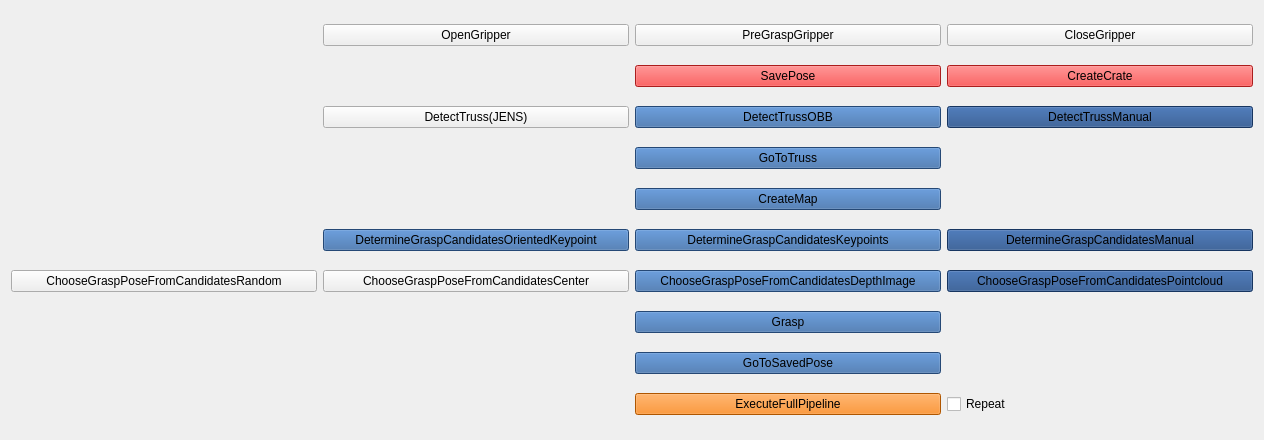
Old version of the form rqt_user_interface/resource/rqt.ui in the repository LuukvandenBent/learning_approach_to_robotic_grasping_of_vine_tomatoes.
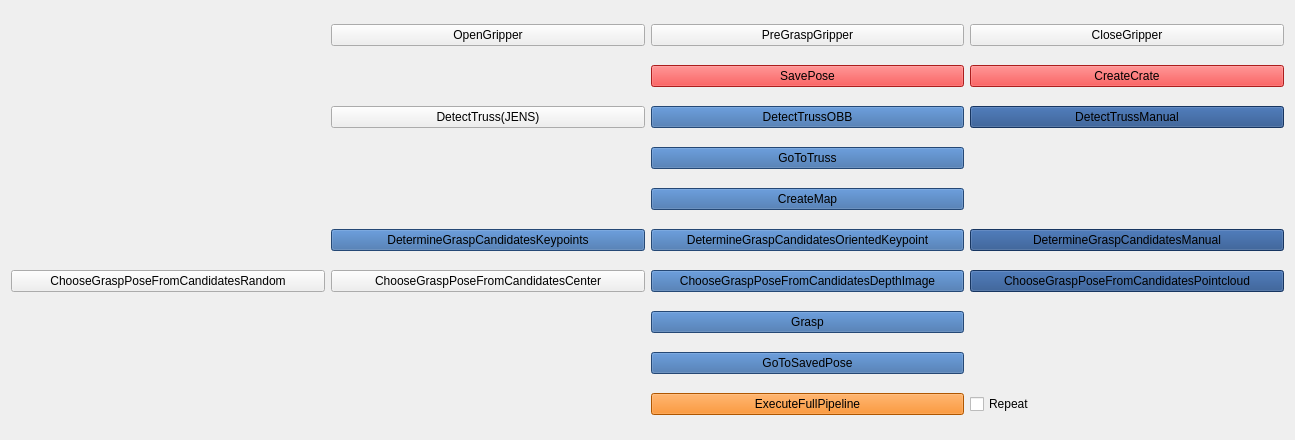
New version of the form.

Commit message: Update GUI with the right order

Diff of the .ui file:
```diff
--- a/rqt_user_interface/resource/rqt.ui
+++ b/rqt_user_interface/resource/rqt.ui
@@ -6,7 +6,7 @@
    <rect>
     <x>0</x>
     <y>0</y>
-    <width>1264</width>
+    <width>1295</width>
     <height>440</height>
    </rect>
   </property>
@@ -3642,455 +3642,6 @@
      </property>
     </widget>
    </item>
-   <item row="8" column="2">
-    <widget class="QPushButton" name="DetermineGraspCandidatesKeypoints">
-     <property name="palette">
-      <palette>
-       <active>
-        <colorrole role="WindowText">
-         <brush brushstyle="SolidPattern">
-          <color alpha="255">
-           <red>0</red>
-           <green>0</green>
-           <blue>0</blue>
-          </color>
-         </brush>
-        </colorrole>
-        <colorrole role="Button">
-         <brush brushstyle="SolidPattern">
-          <color alpha="255">
-           <red>52</red>
-           <green>101</green>
-           <blue>164</blue>
-          </color>
-         </brush>
-        </colorrole>
-        <colorrole role="Light">
-         <brush brushstyle="SolidPattern">
-          <color alpha="255">
-           <red>78</red>
-           <green>152</green>
-           <blue>246</blue>
-          </color>
-         </brush>
-        </colorrole>
-        <colorrole role="Midlight">
-         <brush brushstyle="SolidPattern">
-          <color alpha="255">
-           <red>65</red>
-           <green>126</green>
-           <blue>205</blue>
-          </color>
-         </brush>
-        </colorrole>
-        <colorrole role="Dark">
-         <brush brushstyle="SolidPattern">
-          <color alpha="255">
-           <red>26</red>
-           <green>50</green>
-           <blue>82</blue>
-          </color>
-         </brush>
-        </colorrole>
-        <colorrole role="Mid">
-         <brush brushstyle="SolidPattern">
-          <color alpha="255">
-           <red>34</red>
-           <green>67</green>
-           <blue>109</blue>
-          </color>
-         </brush>
-        </colorrole>
-        <colorrole role="Text">
-         <brush brushstyle="SolidPattern">
-          <color alpha="255">
-           <red>0</red>
-           <green>0</green>
-           <blue>0</blue>
-          </color>
-         </brush>
-        </colorrole>
-        <colorrole role="BrightText">
-         <brush brushstyle="SolidPattern">
-          <color alpha="255">
-           <red>255</red>
-           <green>255</green>
-           <blue>255</blue>
-          </color>
-         </brush>
-        </colorrole>
-        <colorrole role="ButtonText">
-         <brush brushstyle="SolidPattern">
-          <color alpha="255">
-           <red>0</red>
-           <green>0</green>
-           <blue>0</blue>
-          </color>
-         </brush>
-        </colorrole>
-        <colorrole role="Base">
-         <brush brushstyle="SolidPattern">
-          <color alpha="255">
-           <red>255</red>
-           <green>255</green>
-           <blue>255</blue>
-          </color>
-         </brush>
-        </colorrole>
-        <colorrole role="Window">
-         <brush brushstyle="SolidPattern">
-          <color alpha="255">
-           <red>52</red>
-           <green>101</green>
-           <blue>164</blue>
-          </color>
-         </brush>
-        </colorrole>
-        <colorrole role="Shadow">
-         <brush brushstyle="SolidPattern">
-          <color alpha="255">
-           <red>0</red>
-           <green>0</green>
-           <blue>0</blue>
-          </color>
-         </brush>
-        </colorrole>
-        <colorrole role="AlternateBase">
-         <brush brushstyle="SolidPattern">
-          <color alpha="255">
-           <red>153</red>
-           <green>178</green>
-           <blue>209</blue>
-          </color>
-         </brush>
-        </colorrole>
-        <colorrole role="ToolTipBase">
-         <brush brushstyle="SolidPattern">
-          <color alpha="255">
-           <red>255</red>
-           <green>255</green>
-           <blue>220</blue>
-          </color>
-         </brush>
-        </colorrole>
-        <colorrole role="ToolTipText">
-         <brush brushstyle="SolidPattern">
-          <color alpha="255">
-           <red>0</red>
-           <green>0</green>
-           <blue>0</blue>
-          </color>
-         </brush>
-        </colorrole>
-        <colorrole role="PlaceholderText">
-         <brush brushstyle="SolidPattern">
-          <color alpha="128">
-           <red>0</red>
-           <green>0</green>
-           <blue>0</blue>
-          </color>
-         </brush>
-        </colorrole>
-       </active>
-       <inactive>
-        <colorrole role="WindowText">
-         <brush brushstyle="SolidPattern">
-          <color alpha="255">
-           <red>0</red>
-           <green>0</green>
-           <blue>0</blue>
-          </color>
-         </brush>
-        </colorrole>
-        <colorrole role="Button">
-         <brush brushstyle="SolidPattern">
-          <color alpha="255">
-           <red>52</red>
-           <green>101</green>
-           <blue>164</blue>
-          </color>
-         </brush>
-        </colorrole>
-        <colorrole role="Light">
-         <brush brushstyle="SolidPattern">
-          <color alpha="255">
-           <red>78</red>
-           <green>152</green>
-           <blue>246</blue>
-          </color>
-         </brush>
-        </colorrole>
-        <colorrole role="Midlight">
-         <brush brushstyle="SolidPattern">
-          <color alpha="255">
-           <red>65</red>
-           <green>126</green>
-           <blue>205</blue>
-          </color>
-         </brush>
-        </colorrole>
-        <colorrole role="Dark">
-         <brush brushstyle="SolidPattern">
-          <color alpha="255">
-           <red>26</red>
-           <green>50</green>
-           <blue>82</blue>
-          </color>
-         </brush>
-        </colorrole>
-        <colorrole role="Mid">
-         <brush brushstyle="SolidPattern">
-          <color alpha="255">
-           <red>34</red>
-           <green>67</green>
-           <blue>109</blue>
-          </color>
-         </brush>
-        </colorrole>
-        <colorrole role="Text">
-         <brush brushstyle="SolidPattern">
-          <color alpha="255">
-           <red>0</red>
-           <green>0</green>
-           <blue>0</blue>
-          </color>
-         </brush>
-        </colorrole>
-        <colorrole role="BrightText">
-         <brush brushstyle="SolidPattern">
-          <color alpha="255">
-           <red>255</red>
-           <green>255</green>
-           <blue>255</blue>
-          </color>
-         </brush>
-        </colorrole>
-        <colorrole role="ButtonText">
-         <brush brushstyle="SolidPattern">
-          <color alpha="255">
-           <red>0</red>
-           <green>0</green>
-           <blue>0</blue>
-          </color>
-         </brush>
-        </colorrole>
-        <colorrole role="Base">
-         <brush brushstyle="SolidPattern">
-          <color alpha="255">
-           <red>255</red>
-           <green>255</green>
-           <blue>255</blue>
-          </color>
-         </brush>
-        </colorrole>
-        <colorrole role="Window">
-         <brush brushstyle="SolidPattern">
-          <color alpha="255">
-           <red>52</red>
-           <green>101</green>
-           <blue>164</blue>
-          </color>
-         </brush>
-        </colorrole>
-        <colorrole role="Shadow">
-         <brush brushstyle="SolidPattern">
-          <color alpha="255">
-           <red>0</red>
-           <green>0</green>
-           <blue>0</blue>
-          </color>
-         </brush>
-        </colorrole>
-        <colorrole role="AlternateBase">
-         <brush brushstyle="SolidPattern">
-          <color alpha="255">
-           <red>153</red>
-           <green>178</green>
-           <blue>209</blue>
-          </color>
-         </brush>
-        </colorrole>
-        <colorrole role="ToolTipBase">
-         <brush brushstyle="SolidPattern">
-          <color alpha="255">
-           <red>255</red>
-           <green>255</green>
-           <blue>220</blue>
-          </color>
-         </brush>
-        </colorrole>
-        <colorrole role="ToolTipText">
-         <brush brushstyle="SolidPattern">
-          <color alpha="255">
-           <red>0</red>
-           <green>0</green>
-           <blue>0</blue>
-          </color>
-         </brush>
-        </colorrole>
-        <colorrole role="PlaceholderText">
-         <brush brushstyle="SolidPattern">
-          <color alpha="128">
-           <red>0</red>
-           <green>0</green>
-           <blue>0</blue>
-          </color>
-         </brush>
-        </colorrole>
-       </inactive>
-       <disabled>
-        <colorrole role="WindowText">
-         <brush brushstyle="SolidPattern">
-          <color alpha="255">
-           <red>26</red>
-           <green>50</green>
-           <blue>82</blue>
-          </color>
-         </brush>
-        </colorrole>
-        <colorrole role="Button">
-         <brush brushstyle="SolidPattern">
-          <color alpha="255">
-           <red>52</red>
-           <green>101</green>
-           <blue>164</blue>
-          </color>
-         </brush>
-        </colorrole>
-        <colorrole role="Light">
-         <brush brushstyle="SolidPattern">
-          <color alpha="255">
-           <red>78</red>
-           <green>152</green>
-           <blue>246</blue>
-          </color>
-         </brush>
-        </colorrole>
-        <colorrole role="Midlight">
-         <brush brushstyle="SolidPattern">
-          <color alpha="255">
-           <red>65</red>
-           <green>126</green>
-           <blue>205</blue>
-          </color>
-         </brush>
-        </colorrole>
-        <colorrole role="Dark">
-         <brush brushstyle="SolidPattern">
-          <color alpha="255">
-           <red>26</red>
-           <green>50</green>
-           <blue>82</blue>
-          </color>
-         </brush>
-        </colorrole>
-        <colorrole role="Mid">
-         <brush brushstyle="SolidPattern">
-          <color alpha="255">
-           <red>34</red>
-           <green>67</green>
-           <blue>109</blue>
-          </color>
-         </brush>
-        </colorrole>
-        <colorrole role="Text">
-         <brush brushstyle="SolidPattern">
-          <color alpha="255">
-           <red>26</red>
-           <green>50</green>
-           <blue>82</blue>
-          </color>
-         </brush>
-        </colorrole>
-        <colorrole role="BrightText">
-         <brush brushstyle="SolidPattern">
-          <color alpha="255">
-           <red>255</red>
-           <green>255</green>
-           <blue>255</blue>
-          </color>
-         </brush>
-        </colorrole>
-        <colorrole role="ButtonText">
-         <brush brushstyle="SolidPattern">
-          <color alpha="255">
-           <red>26</red>
-           <green>50</green>
-           <blue>82</blue>
-          </color>
-         </brush>
-        </colorrole>
-        <colorrole role="Base">
-         <brush brushstyle="SolidPattern">
-          <color alpha="255">
-           <red>52</red>
-           <green>101</green>
-           <blue>164</blue>
-          </color>
-         </brush>
-        </colorrole>
-        <colorrole role="Window">
-         <brush brushstyle="SolidPattern">
-          <color alpha="255">
-           <red>52</red>
-           <green>101</green>
-           <blue>164</blue>
-          </color>
-         </brush>
-        </colorrole>
-        <colorrole role="Shadow">
-         <brush brushstyle="SolidPattern">
-          <color alpha="255">
-           <red>0</red>
-           <green>0</green>
-           <blue>0</blue>
-          </color>
-         </brush>
-        </colorrole>
-        <colorrole role="AlternateBase">
-         <brush brushstyle="SolidPattern">
-          <color alpha="255">
-           <red>52</red>
-           <green>101</green>
-           <blue>164</blue>
-          </color>
-         </brush>
-        </colorrole>
-        <colorrole role="ToolTipBase">
-         <brush brushstyle="SolidPattern">
-          <color alpha="255">
-           <red>255</red>
-           <green>255</green>
-           <blue>220</blue>
-          </color>
-         </brush>
-        </colorrole>
-        <colorrole role="ToolTipText">
-         <brush brushstyle="SolidPattern">
-          <color alpha="255">
-           <red>0</red>
-           <green>0</green>
-           <blue>0</blue>
-          </color>
-         </brush>
-        </colorrole>
-        <colorrole role="PlaceholderText">
-         <brush brushstyle="SolidPattern">
-          <color alpha="128">
-           <red>0</red>
-           <green>0</green>
-           <blue>0</blue>
-          </color>
-         </brush>
-        </colorrole>
-       </disabled>
-      </palette>
-     </property>
-     <property name="text">
-      <string>DetermineGraspCandidatesKeypoints</string>
-     </property>
-    </widget>
-   </item>
    <item row="5" column="2">
     <widget class="QPushButton" name="DetectTrussOBB">
      <property name="palette">
@@ -5915,7 +5466,7 @@
      </property>
     </widget>
    </item>
-   <item row="8" column="1">
+   <item row="8" column="2">
     <widget class="QPushButton" name="DetermineGraspCandidatesOrientedKeypoint">
      <property name="palette">
       <palette>
@@ -6364,6 +5915,455 @@
      </property>
     </widget>
    </item>
+   <item row="8" column="1">
+    <widget class="QPushButton" name="DetermineGraspCandidatesKeypoints">
+     <property name="palette">
+      <palette>
+       <active>
+        <colorrole role="WindowText">
+         <brush brushstyle="SolidPattern">
+          <color alpha="255">
+           <red>0</red>
+           <green>0</green>
+           <blue>0</blue>
+          </color>
+         </brush>
+        </colorrole>
+        <colorrole role="Button">
+         <brush brushstyle="SolidPattern">
+          <color alpha="255">
+           <red>52</red>
+           <green>101</green>
+           <blue>164</blue>
+          </color>
+         </brush>
+        </colorrole>
+        <colorrole role="Light">
+         <brush brushstyle="SolidPattern">
+          <color alpha="255">
+           <red>78</red>
+           <green>152</green>
+           <blue>246</blue>
+          </color>
+         </brush>
+        </colorrole>
+        <colorrole role="Midlight">
+         <brush brushstyle="SolidPattern">
+          <color alpha="255">
+           <red>65</red>
+           <green>126</green>
+           <blue>205</blue>
+          </color>
+         </brush>
+        </colorrole>
+        <colorrole role="Dark">
+         <brush brushstyle="SolidPattern">
+          <color alpha="255">
+           <red>26</red>
+           <green>50</green>
+           <blue>82</blue>
+          </color>
+         </brush>
+        </colorrole>
+        <colorrole role="Mid">
+         <brush brushstyle="SolidPattern">
+          <color alpha="255">
+           <red>34</red>
+           <green>67</green>
+           <blue>109</blue>
+          </color>
+         </brush>
+        </colorrole>
+        <colorrole role="Text">
+         <brush brushstyle="SolidPattern">
+          <color alpha="255">
+           <red>0</red>
+           <green>0</green>
+           <blue>0</blue>
+          </color>
+         </brush>
+        </colorrole>
+        <colorrole role="BrightText">
+         <brush brushstyle="SolidPattern">
+          <color alpha="255">
+           <red>255</red>
+           <green>255</green>
+           <blue>255</blue>
+          </color>
+         </brush>
+        </colorrole>
+        <colorrole role="ButtonText">
+         <brush brushstyle="SolidPattern">
+          <color alpha="255">
+           <red>0</red>
+           <green>0</green>
+           <blue>0</blue>
+          </color>
+         </brush>
+        </colorrole>
+        <colorrole role="Base">
+         <brush brushstyle="SolidPattern">
+          <color alpha="255">
+           <red>255</red>
+           <green>255</green>
+           <blue>255</blue>
+          </color>
+         </brush>
+        </colorrole>
+        <colorrole role="Window">
+         <brush brushstyle="SolidPattern">
+          <color alpha="255">
+           <red>52</red>
+           <green>101</green>
+           <blue>164</blue>
+          </color>
+         </brush>
+        </colorrole>
+        <colorrole role="Shadow">
+         <brush brushstyle="SolidPattern">
+          <color alpha="255">
+           <red>0</red>
+           <green>0</green>
+           <blue>0</blue>
+          </color>
+         </brush>
+        </colorrole>
+        <colorrole role="AlternateBase">
+         <brush brushstyle="SolidPattern">
+          <color alpha="255">
+           <red>153</red>
+           <green>178</green>
+           <blue>209</blue>
+          </color>
+         </brush>
+        </colorrole>
+        <colorrole role="ToolTipBase">
+         <brush brushstyle="SolidPattern">
+          <color alpha="255">
+           <red>255</red>
+           <green>255</green>
+           <blue>220</blue>
+          </color>
+         </brush>
+        </colorrole>
+        <colorrole role="ToolTipText">
+         <brush brushstyle="SolidPattern">
+          <color alpha="255">
+           <red>0</red>
+           <green>0</green>
+           <blue>0</blue>
+          </color>
+         </brush>
+        </colorrole>
+        <colorrole role="PlaceholderText">
+         <brush brushstyle="SolidPattern">
+          <color alpha="128">
+           <red>0</red>
+           <green>0</green>
+           <blue>0</blue>
+          </color>
+         </brush>
+        </colorrole>
+       </active>
+       <inactive>
+        <colorrole role="WindowText">
+         <brush brushstyle="SolidPattern">
+          <color alpha="255">
+           <red>0</red>
+           <green>0</green>
+           <blue>0</blue>
+          </color>
+         </brush>
+        </colorrole>
+        <colorrole role="Button">
+         <brush brushstyle="SolidPattern">
+          <color alpha="255">
+           <red>52</red>
+           <green>101</green>
+           <blue>164</blue>
+          </color>
+         </brush>
+        </colorrole>
+        <colorrole role="Light">
+         <brush brushstyle="SolidPattern">
+          <color alpha="255">
+           <red>78</red>
+           <green>152</green>
+           <blue>246</blue>
+          </color>
+         </brush>
+        </colorrole>
+        <colorrole role="Midlight">
+         <brush brushstyle="SolidPattern">
+          <color alpha="255">
+           <red>65</red>
+           <green>126</green>
+           <blue>205</blue>
+          </color>
+         </brush>
+        </colorrole>
+        <colorrole role="Dark">
+         <brush brushstyle="SolidPattern">
+          <color alpha="255">
+           <red>26</red>
+           <green>50</green>
+           <blue>82</blue>
+          </color>
+         </brush>
+        </colorrole>
+        <colorrole role="Mid">
+         <brush brushstyle="SolidPattern">
+          <color alpha="255">
+           <red>34</red>
+           <green>67</green>
+           <blue>109</blue>
+          </color>
+         </brush>
+        </colorrole>
+        <colorrole role="Text">
+         <brush brushstyle="SolidPattern">
+          <color alpha="255">
+           <red>0</red>
+           <green>0</green>
+           <blue>0</blue>
+          </color>
+         </brush>
+        </colorrole>
+        <colorrole role="BrightText">
+         <brush brushstyle="SolidPattern">
+          <color alpha="255">
+           <red>255</red>
+           <green>255</green>
+           <blue>255</blue>
+          </color>
+         </brush>
+        </colorrole>
+        <colorrole role="ButtonText">
+         <brush brushstyle="SolidPattern">
+          <color alpha="255">
+           <red>0</red>
+           <green>0</green>
+           <blue>0</blue>
+          </color>
+         </brush>
+        </colorrole>
+        <colorrole role="Base">
+         <brush brushstyle="SolidPattern">
+          <color alpha="255">
+           <red>255</red>
+           <green>255</green>
+           <blue>255</blue>
+          </color>
+         </brush>
+        </colorrole>
+        <colorrole role="Window">
+         <brush brushstyle="SolidPattern">
+          <color alpha="255">
+           <red>52</red>
+           <green>101</green>
+           <blue>164</blue>
+          </color>
+         </brush>
+        </colorrole>
+        <colorrole role="Shadow">
+         <brush brushstyle="SolidPattern">
+          <color alpha="255">
+           <red>0</red>
+           <green>0</green>
+           <blue>0</blue>
+          </color>
+         </brush>
+        </colorrole>
+        <colorrole role="AlternateBase">
+         <brush brushstyle="SolidPattern">
+          <color alpha="255">
+           <red>153</red>
+           <green>178</green>
+           <blue>209</blue>
+          </color>
+         </brush>
+        </colorrole>
+        <colorrole role="ToolTipBase">
+         <brush brushstyle="SolidPattern">
+          <color alpha="255">
+           <red>255</red>
+           <green>255</green>
+           <blue>220</blue>
+          </color>
+         </brush>
+        </colorrole>
+        <colorrole role="ToolTipText">
+         <brush brushstyle="SolidPattern">
+          <color alpha="255">
+           <red>0</red>
+           <green>0</green>
+           <blue>0</blue>
+          </color>
+         </brush>
+        </colorrole>
+        <colorrole role="PlaceholderText">
+         <brush brushstyle="SolidPattern">
+          <color alpha="128">
+           <red>0</red>
+           <green>0</green>
+           <blue>0</blue>
+          </color>
+         </brush>
+        </colorrole>
+       </inactive>
+       <disabled>
+        <colorrole role="WindowText">
+         <brush brushstyle="SolidPattern">
+          <color alpha="255">
+           <red>26</red>
+           <green>50</green>
+           <blue>82</blue>
+          </color>
+         </brush>
+        </colorrole>
+        <colorrole role="Button">
+         <brush brushstyle="SolidPattern">
+          <color alpha="255">
+           <red>52</red>
+           <green>101</green>
+           <blue>164</blue>
+          </color>
+         </brush>
+        </colorrole>
+        <colorrole role="Light">
+         <brush brushstyle="SolidPattern">
+          <color alpha="255">
+           <red>78</red>
+           <green>152</green>
+           <blue>246</blue>
+          </color>
+         </brush>
+        </colorrole>
+        <colorrole role="Midlight">
+         <brush brushstyle="SolidPattern">
+          <color alpha="255">
+           <red>65</red>
+           <green>126</green>
+           <blue>205</blue>
+          </color>
+         </brush>
+        </colorrole>
+        <colorrole role="Dark">
+         <brush brushstyle="SolidPattern">
+          <color alpha="255">
+           <red>26</red>
+           <green>50</green>
+           <blue>82</blue>
+          </color>
+         </brush>
+        </colorrole>
+        <colorrole role="Mid">
+         <brush brushstyle="SolidPattern">
+          <color alpha="255">
+           <red>34</red>
+           <green>67</green>
+           <blue>109</blue>
+          </color>
+         </brush>
+        </colorrole>
+        <colorrole role="Text">
+         <brush brushstyle="SolidPattern">
+          <color alpha="255">
+           <red>26</red>
+           <green>50</green>
+           <blue>82</blue>
+          </color>
+         </brush>
+        </colorrole>
+        <colorrole role="BrightText">
+         <brush brushstyle="SolidPattern">
+          <color alpha="255">
+           <red>255</red>
+           <green>255</green>
+           <blue>255</blue>
+          </color>
+         </brush>
+        </colorrole>
+        <colorrole role="ButtonText">
+         <brush brushstyle="SolidPattern">
+          <color alpha="255">
+           <red>26</red>
+           <green>50</green>
+           <blue>82</blue>
+          </color>
+         </brush>
+        </colorrole>
+        <colorrole role="Base">
+         <brush brushstyle="SolidPattern">
+          <color alpha="255">
+           <red>52</red>
+           <green>101</green>
+           <blue>164</blue>
+          </color>
+         </brush>
+        </colorrole>
+        <colorrole role="Window">
+         <brush brushstyle="SolidPattern">
+          <color alpha="255">
+           <red>52</red>
+           <green>101</green>
+           <blue>164</blue>
+          </color>
+         </brush>
+        </colorrole>
+        <colorrole role="Shadow">
+         <brush brushstyle="SolidPattern">
+          <color alpha="255">
+           <red>0</red>
+           <green>0</green>
+           <blue>0</blue>
+          </color>
+         </brush>
+        </colorrole>
+        <colorrole role="AlternateBase">
+         <brush brushstyle="SolidPattern">
+          <color alpha="255">
+           <red>52</red>
+           <green>101</green>
+           <blue>164</blue>
+          </color>
+         </brush>
+        </colorrole>
+        <colorrole role="ToolTipBase">
+         <brush brushstyle="SolidPattern">
+          <color alpha="255">
+           <red>255</red>
+           <green>255</green>
+           <blue>220</blue>
+          </color>
+         </brush>
+        </colorrole>
+        <colorrole role="ToolTipText">
+         <brush brushstyle="SolidPattern">
+          <color alpha="255">
+           <red>0</red>
+           <green>0</green>
+           <blue>0</blue>
+          </color>
+         </brush>
+        </colorrole>
+        <colorrole role="PlaceholderText">
+         <brush brushstyle="SolidPattern">
+          <color alpha="128">
+           <red>0</red>
+           <green>0</green>
+           <blue>0</blue>
+          </color>
+         </brush>
+        </colorrole>
+       </disabled>
+      </palette>
+     </property>
+     <property name="text">
+      <string>DetermineGraspCandidatesKeypoints</string>
+     </property>
+    </widget>
+   </item>
   </layout>
  </widget>
  <resources/>
```
